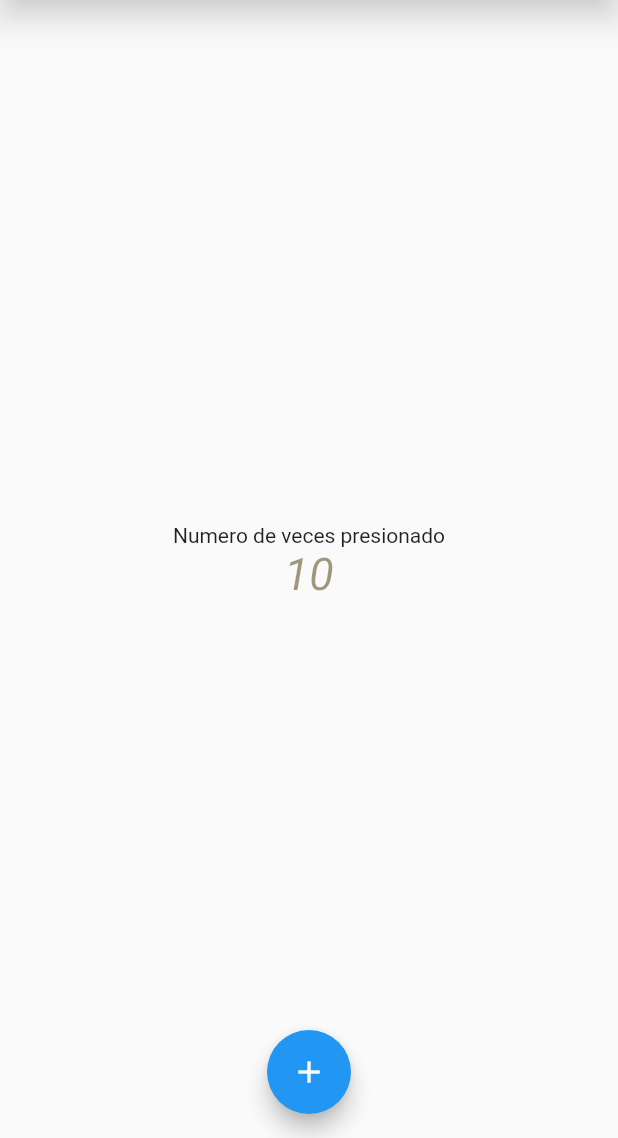
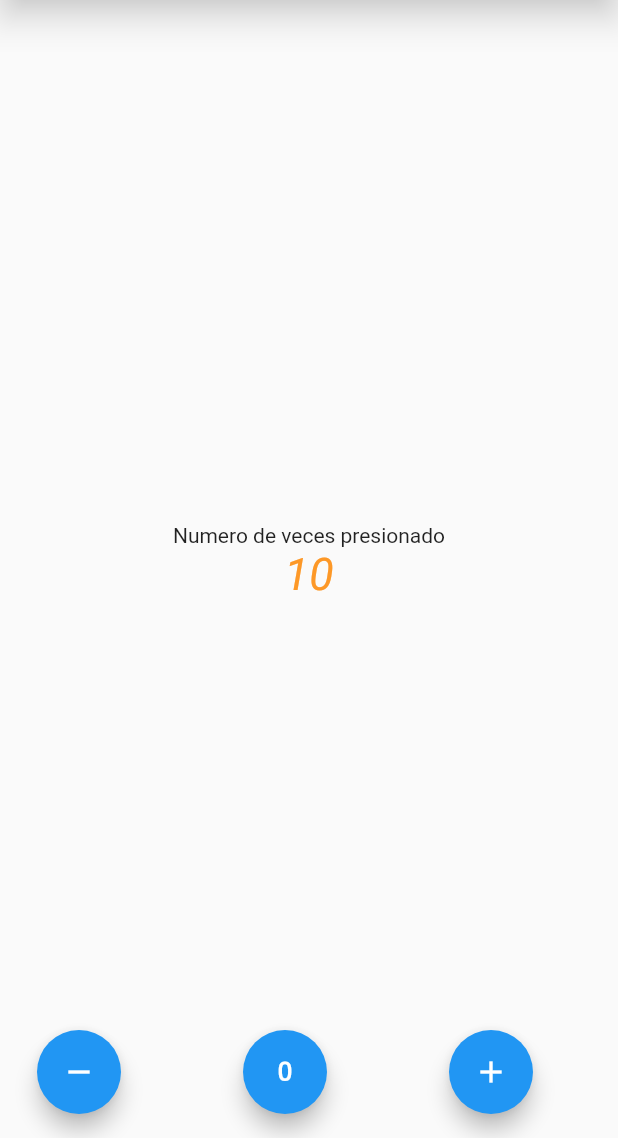
Before and after one commit to MegalLink/Curso-flutter-introductorio, a Flutter app: the screen it shows after launch, on a phone screen of 412 x 824 dp, the part 98-1236 px from its top. Run offline on Flutter 3.47's test engine with Material 2 defaults, Android fonts, the light colour scheme and no system bars.

Commit message:
Statefull Widget with floating Buttons

```diff
--- a/lib/src/app.dart
+++ b/lib/src/app.dart
@@ -1,12 +1,14 @@
-import 'package:contador_app/src/pages/home_page.dart';
+import 'package:contador_app/src/pages/contador_page.dart';
+// import 'package:contador_app/src/pages/home_page.dart';
 import 'package:flutter/material.dart';
 
 class MyApp extends StatelessWidget {
   @override
   Widget build(BuildContext context) {
     return MaterialApp(
+        debugShowCheckedModeBanner: false,
         home: Center(
-      child: HomePage(),
-    ));
+          child: ContadorPage(),
+        ));
   }
 }
--- /dev/null
+++ b/lib/src/pages/contador_page.dart
@@ -0,0 +1,75 @@
+import 'package:flutter/material.dart';
+
+class ContadorPage extends StatefulWidget {
+  @override
+  _ContadorPageState createState() => _ContadorPageState();
+}
+
+class _ContadorPageState extends State<ContadorPage> {
+  final TextStyle _estiloTexto = new TextStyle(
+      fontSize: 30.0,
+      fontStyle: FontStyle.italic,
+      color: Color.fromRGBO(253, 152, 39, 1.0));
+  int _contador = 10;
+  @override
+  Widget build(BuildContext context) {
+    return Scaffold(
+      appBar: AppBar(
+        title: Text("Titulo"),
+        centerTitle: true,
+        elevation: 10.0,
+      ),
+      body: Center(
+        child: Column(
+          children: [
+            Text("Numero de veces presionado"),
+            Text(
+              '$_contador',
+              style: _estiloTexto,
+            )
+          ],
+          mainAxisAlignment: MainAxisAlignment.center,
+        ),
+      ),
+      floatingActionButton: _crearBotones(),
+    );
+  }
+
+  void _sumar() {
+    setState(() {
+      _contador++;
+    });
+  }
+
+  void _restar() {
+    setState(() {
+      _contador--;
+    });
+  }
+
+  void _reset() {
+    setState(() {
+      _contador = 0;
+    });
+  }
+
+  Widget _crearBotones() {
+    return Row(
+      children: [
+        FloatingActionButton(
+          onPressed: _restar,
+          child: Icon(Icons.remove),
+        ),
+        FloatingActionButton(
+          onPressed: _reset,
+          child: Icon(Icons.exposure_zero),
+        ),
+        FloatingActionButton(
+          onPressed: _sumar,
+          child: Icon(Icons.add),
+        ),
+      ],
+      mainAxisAlignment: MainAxisAlignment.spaceAround,
+    );
+  }
+}
--- a/lib/src/pages/home_page.dart
+++ b/lib/src/pages/home_page.dart
@@ -4,7 +4,7 @@ class HomePage extends StatelessWidget {
   final TextStyle estiloTexto = new TextStyle(
       fontSize: 30.0,
       fontStyle: FontStyle.italic,
-      color: Color.fromRGBO(66, 53, 2, 0.5));
+      color: Color.fromRGBO(253, 152, 39, 1.0));
   final contador = 10;
   @override
   Widget build(BuildContext context) {
```
